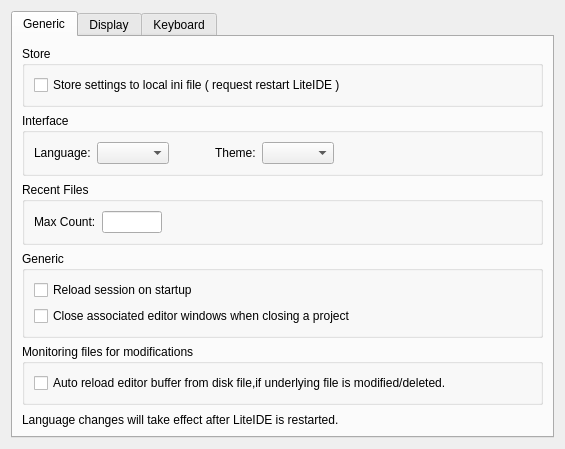
Before: the Qt Designer form liteidex/src/liteapp/liteappoption.ui in visualfc/liteide, drawn with Qt 5.
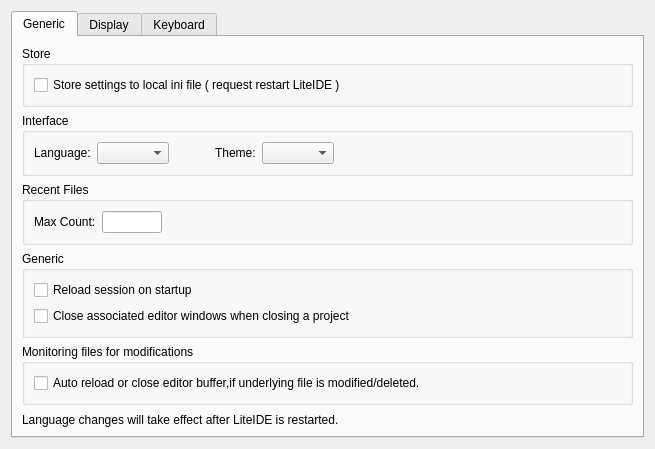
After: the same form once the commit is applied.

Patch:
```diff
--- a/liteidex/src/liteapp/liteappoption.ui
+++ b/liteidex/src/liteapp/liteappoption.ui
@@ -6,7 +6,7 @@
    <rect>
     <x>0</x>
     <y>0</y>
-    <width>565</width>
+    <width>655</width>
     <height>380</height>
    </rect>
   </property>
@@ -183,7 +183,7 @@
           <item>
            <widget class="QCheckBox" name="autoReloadFileCheck">
             <property name="text">
-             <string>Auto reload editor buffer from disk file,if underlying file is modified/deleted.</string>
+             <string>Auto reload or close editor buffer,if underlying file is modified/deleted.</string>
             </property>
            </widget>
           </item>
```
